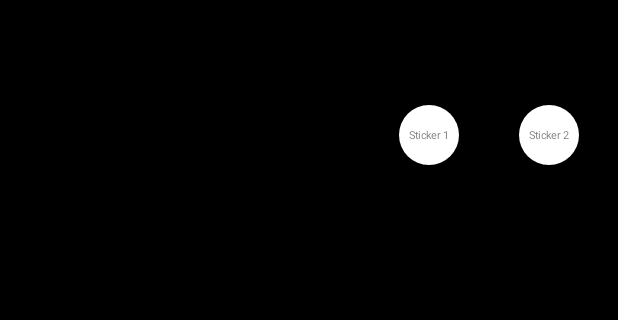
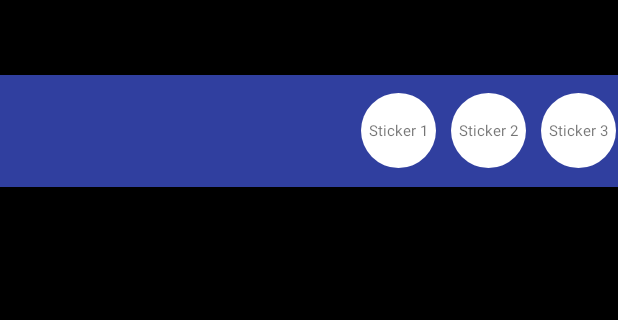
Before and after one commit to jaredlam/ScrollSelector, an Android app: the screen it shows after launch (MainActivity), on a phone screen of 412 x 824 dp, the part 84-404 px from its top. Run offline under Robolectric (Android 15) with nearby library versions, the phone set to English and light mode, and no system bars.

Commit message:
[罗鸣阳] replace setScale by setLayoutParams approach.

```diff
--- a/app/src/main/java/ss/jaredluo/com/stickerselector/MainActivity.java
+++ b/app/src/main/java/ss/jaredluo/com/stickerselector/MainActivity.java
@@ -23,14 +23,15 @@ public class MainActivity extends AppCompatActivity {
         setContentView(R.layout.activity_main);
 
         mRecyclerView = (ScrollSelectorView) findViewById(R.id.recycler_view);
-        SelectorLayoutManager.setInitScale(.5f);
+
         mLayoutManager = new SelectorLayoutManager(this, LinearLayoutManager.HORIZONTAL, false);
+        mLayoutManager.setMaxScale(1.5f);
         mRecyclerView.setLayoutManager(mLayoutManager);
         List<String> data = new ArrayList<>();
         for (int i = 0; i < 5; i++) {
             data.add(i + "");
         }
-        mAdapter = new MainAdapter(data);
+        mAdapter = new MainAdapter(data, mLayoutManager);
         mRecyclerView.setAdapter(mAdapter);
     }
 }
--- a/app/src/main/java/ss/jaredluo/com/stickerselector/MainAdapter.java
+++ b/app/src/main/java/ss/jaredluo/com/stickerselector/MainAdapter.java
@@ -7,6 +7,7 @@ import android.widget.TextView;
 import java.util.List;
 
 import ss.jaredluo.com.stickerselector.adapter.ScrollSelectorAdapter;
+import ss.jaredluo.com.stickerselector.layout.SelectorLayoutManager;
 
 /**
  * Created by admin on 2017/7/6.
@@ -14,8 +15,8 @@ import ss.jaredluo.com.stickerselector.adapter.ScrollSelectorAdapter;
 
 public class MainAdapter extends ScrollSelectorAdapter<String, MainAdapter.ViewHolderData> {
 
-    public MainAdapter(List<String> data) {
-        super(data);
+    public MainAdapter(List<String> data, SelectorLayoutManager layoutManager) {
+        super(data, layoutManager);
     }
 
     @Override
--- a/app/src/main/java/ss/jaredluo/com/stickerselector/adapter/ScrollSelectorAdapter.java
+++ b/app/src/main/java/ss/jaredluo/com/stickerselector/adapter/ScrollSelectorAdapter.java
@@ -1,10 +1,13 @@
 package ss.jaredluo.com.stickerselector.adapter;
 
+import android.os.Handler;
 import android.support.v7.widget.RecyclerView;
+import android.util.SparseArray;
 import android.view.LayoutInflater;
 import android.view.View;
 import android.view.ViewGroup;
 
+import java.util.HashMap;
 import java.util.List;
 
 import ss.jaredluo.com.stickerselector.layout.SelectorLayoutManager;
@@ -21,9 +24,42 @@ public abstract class ScrollSelectorAdapter<T, VH extends RecyclerView.ViewHolde
     private static final int ITEM_TYPE_PLACE_HOLDER = 0x11;
 
     private final List<T> mData;
+    private final SelectorLayoutManager mLayoutManager;
+    private final SparseArray<Float> mScaleMap;
+    private int mDataItemWidth;
+    private int mDataItemHeight;
+    private int mFullHeight;
 
-    public ScrollSelectorAdapter(List<T> data) {
+    public ScrollSelectorAdapter(List<T> data, SelectorLayoutManager layoutManager) {
         mData = data;
+        mLayoutManager = layoutManager;
+        mScaleMap = new SparseArray<>();
+        for (int i = 0; i < mData.size(); i++) {
+            mScaleMap.put(i, 1.0f);
+        }
+        mLayoutManager.setOnItemScaleChangeListener(new SelectorLayoutManager.OnItemScaleChangeListener() {
+            @Override
+            public void onScale(int position, float scale) {
+                mScaleMap.put(position, scale);
+
+                new Handler().post(new Runnable() {
+                    @Override
+                    public void run() {
+                        notifyDataSetChanged();
+                    }
+                });
+            }
+        });
+    }
+
+    @Override
+    public void onAttachedToRecyclerView(RecyclerView recyclerView) {
+        super.onAttachedToRecyclerView(recyclerView);
+        View dataView = LayoutInflater.from(recyclerView.getContext()).inflate(getItemResourceId(), recyclerView, false);
+        mFullHeight = (int) (mLayoutManager.getMaxScale() * dataView.getLayoutParams().height);
+        ViewGroup.LayoutParams params = recyclerView.getLayoutParams();
+        params.height = mFullHeight;
+        recyclerView.setLayoutParams(params);
     }
 
     @Override
@@ -33,12 +69,11 @@ public abstract class ScrollSelectorAdapter<T, VH extends RecyclerView.ViewHolde
             PlaceholderView view = new PlaceholderView(parent.getContext());
             view.setBackgroundResource(android.R.color.transparent);
             int width = ScreenUtils.getScreenWidth();
-            int dataItemWidth = dataView.getLayoutParams().width;
-            view.setLayoutParams(new ViewGroup.LayoutParams(width / 2 + dataItemWidth / 2, 1));
+            mDataItemWidth = dataView.getLayoutParams().width;
+            mDataItemHeight = dataView.getLayoutParams().height;
+            view.setLayoutParams(new ViewGroup.LayoutParams(width / 2 + mDataItemWidth / 2, 1));
             return new ViewHolderPlaceHolder(view);
         } else {
-            dataView.setScaleX(SelectorLayoutManager.getInitScale());
-            dataView.setScaleY(SelectorLayoutManager.getInitScale());
             return createViewHolder(dataView);
         }
 
@@ -49,6 +84,14 @@ public abstract class ScrollSelectorAdapter<T, VH extends RecyclerView.ViewHolde
         if (holder != null) {
             int type = getItemViewType(position);
             if (type == ITEM_TYPE_DATA) {
+                float scale = mScaleMap.get(position, 1f);
+                RecyclerView.LayoutParams layoutParams = (RecyclerView.LayoutParams) holder.itemView.getLayoutParams();
+                layoutParams.width = (int) (mDataItemWidth * scale);
+                layoutParams.height = (int) (mDataItemHeight * scale);
+                int margin = (mFullHeight - layoutParams.height) / 2;
+                layoutParams.topMargin = margin;
+                layoutParams.bottomMargin = margin;
+                holder.itemView.setLayoutParams(layoutParams);
                 onBindData((VH) holder, position);
             }
         }
--- a/app/src/main/java/ss/jaredluo/com/stickerselector/layout/SelectorLayoutManager.java
+++ b/app/src/main/java/ss/jaredluo/com/stickerselector/layout/SelectorLayoutManager.java
@@ -20,7 +20,9 @@ import ss.jaredluo.com.stickerselector.view.PlaceholderView;
 
 public class SelectorLayoutManager extends LinearLayoutManager {
 
-    private static float mInitScale = 0.6f;
+    private float mMaxScale = 1.5f;
+
+    private OnItemScaleChangeListener mOnItemScaleChangeListener;
 
     private Point recyclerCenter = new Point();
     private int mChildHalfWidth;
@@ -41,12 +43,12 @@ public class SelectorLayoutManager extends LinearLayoutManager {
         this.mContext = context;
     }
 
-    public static float getInitScale() {
-        return mInitScale;
+    public float getMaxScale() {
+        return mMaxScale;
     }
 
-    public static void setInitScale(float initScale) {
-        mInitScale = initScale;
+    public void setMaxScale(float maxScale) {
+        mMaxScale = maxScale;
     }
 
     @Override
@@ -54,7 +56,7 @@ public class SelectorLayoutManager extends LinearLayoutManager {
         super.onLayoutChildren(recycler, state);
         updateRecyclerDimensions();
         initChildSize(recycler);
-        applyItemTransformToChildren();
+//        applyItemTransformToChildren();
     }
 
 
@@ -99,15 +101,25 @@ public class SelectorLayoutManager extends LinearLayoutManager {
             if (!(child instanceof PlaceholderView)) {
                 float absDistance = Math.abs(getCenterRelativePositionOf(child));
 
-                float scale = mInitScale;
+                float scale = 1f;
                 float centerWidth = mChildHalfWidth * 2;
                 if (absDistance <= centerWidth) {
                     float closeFactorToCenter = 1 - absDistance / centerWidth;
-                    scale += (1 - mInitScale) * closeFactorToCenter;
+                    scale += (mMaxScale - 1f) * closeFactorToCenter;
                 }
+                if (mOnItemScaleChangeListener != null) {
+                    int position = getPosition(child);
+                    mOnItemScaleChangeListener.onScale(position, scale);
+                }
+//
+//                ViewGroup.LayoutParams layoutParam = child.getLayoutParams();
+//                layoutParam.width = (int) (layoutParam.width * scale);
+//                layoutParam.height = (int) (layoutParam.height * scale);
+//                child.setLayoutParams(layoutParam);
+//                child.getParent().requestLayout();
+//                child.setScaleX(scale);
+//                child.setScaleY(scale);
 
-                child.setScaleX(scale);
-                child.setScaleY(scale);
             }
         }
     }
@@ -176,5 +188,12 @@ public class SelectorLayoutManager extends LinearLayoutManager {
         }
     }
 
+    public void setOnItemScaleChangeListener(OnItemScaleChangeListener onItemScaleChangeListener) {
+        this.mOnItemScaleChangeListener = onItemScaleChangeListener;
+    }
+
+    public interface OnItemScaleChangeListener {
+        void onScale(int position, float scale);
+    }
 
 }
--- a/app/src/main/java/ss/jaredluo/com/stickerselector/utils/ScreenUtils.java
+++ b/app/src/main/java/ss/jaredluo/com/stickerselector/utils/ScreenUtils.java
@@ -1,6 +1,7 @@
 package ss.jaredluo.com.stickerselector.utils;
 
 import android.content.res.Resources;
+import android.util.TypedValue;
 
 /**
  * Created by admin on 2017/7/4.
@@ -10,4 +11,10 @@ public class ScreenUtils {
     public static int getScreenWidth() {
         return Resources.getSystem().getDisplayMetrics().widthPixels;
     }
+
+
+    public static float convertDpToPx(int dp) {
+        return TypedValue.applyDimension(TypedValue.COMPLEX_UNIT_DIP, dp, Resources.getSystem().getDisplayMetrics());
+    }
+
 }
--- a/app/src/main/java/ss/jaredluo/com/stickerselector/view/ScrollSelectorView.java
+++ b/app/src/main/java/ss/jaredluo/com/stickerselector/view/ScrollSelectorView.java
@@ -6,6 +6,7 @@ import android.support.v7.widget.RecyclerView;
 import android.util.AttributeSet;
 
 import ss.jaredluo.com.stickerselector.decoration.HorizontalSpaceItemDecoration;
+import ss.jaredluo.com.stickerselector.utils.ScreenUtils;
 
 /**
  * Created by admin on 2017/7/4.
@@ -29,8 +30,8 @@ public class ScrollSelectorView extends RecyclerView {
         initSpaceDecoration();
     }
 
-    private void initSpaceDecoration(){
-        addItemDecoration(new HorizontalSpaceItemDecoration(0));
+    private void initSpaceDecoration() {
+        addItemDecoration(new HorizontalSpaceItemDecoration((int) ScreenUtils.convertDpToPx(10)));
     }
 
     @Override
--- a/app/src/main/res/layout/activity_main.xml
+++ b/app/src/main/res/layout/activity_main.xml
@@ -9,6 +9,7 @@
         android:id="@+id/recycler_view"
         android:layout_width="match_parent"
         android:layout_height="wrap_content"
-        android:layout_marginTop="50dp"  />
+        android:layout_marginTop="50dp"
+        android:background="@color/colorPrimaryDark" />
 
 </LinearLayout>
--- a/app/src/main/res/layout/round_selector_item.xml
+++ b/app/src/main/res/layout/round_selector_item.xml
@@ -1,7 +1,7 @@
 <?xml version="1.0" encoding="utf-8"?>
 <RelativeLayout xmlns:android="http://schemas.android.com/apk/res/android"
-    android:layout_width="80dp"
-    android:layout_height="80dp"
+    android:layout_width="50dp"
+    android:layout_height="50dp"
     android:background="@drawable/round_bg">
 
     <TextView
@@ -9,6 +9,7 @@
         android:layout_width="wrap_content"
         android:layout_height="wrap_content"
         android:layout_centerInParent="true"
-        android:text="Sticker" />
+        android:text="Sticker"
+        android:textSize="10sp" />
 
 </RelativeLayout>
```
